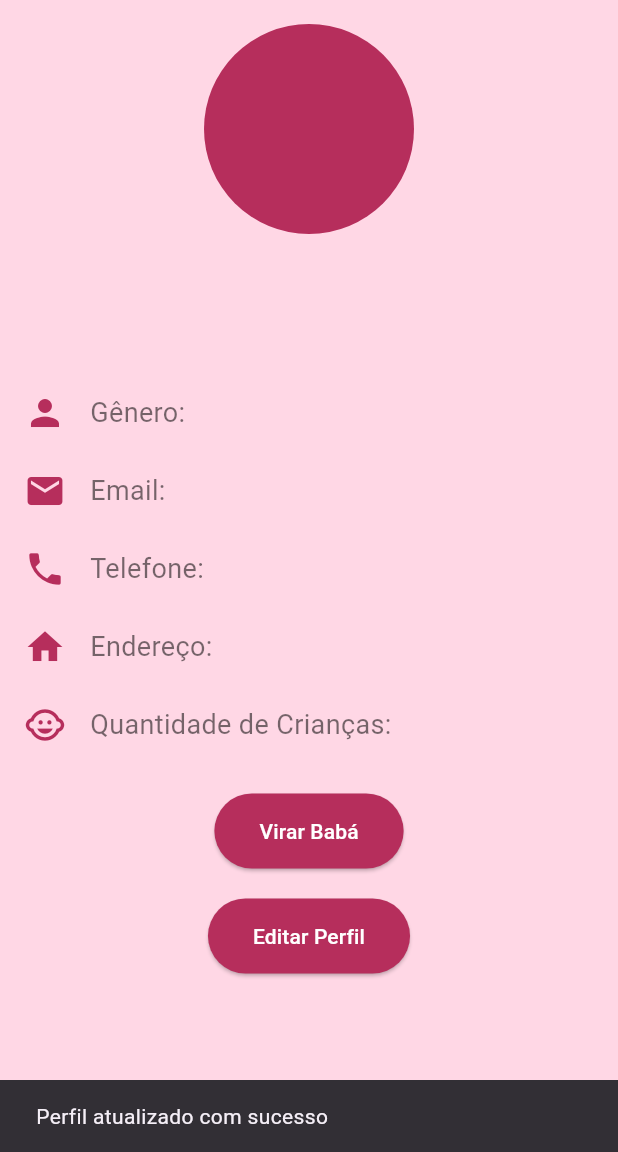
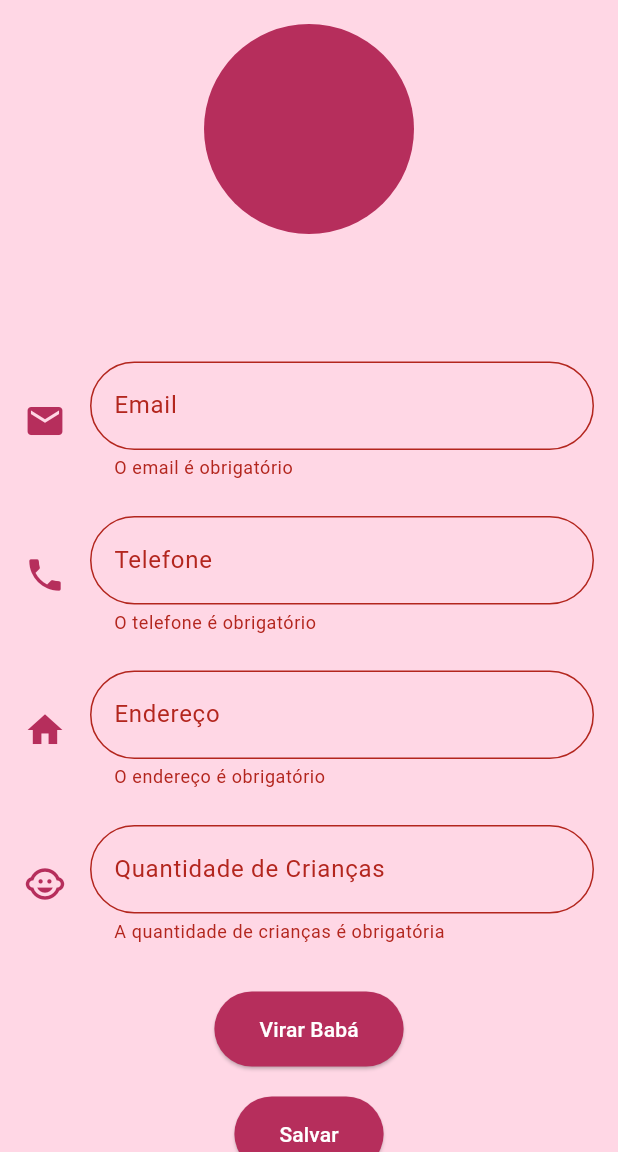
Before and after one commit to GabiiSmithh/BabysitterApp, a Flutter app: the TutorProfileScreen screen opened by its route, after a tap on "Editar Perfil", after a tap on "Salvar", on a phone screen of 412 x 824 dp, the part 84-1236 px from its top. Run offline on Flutter 3.47's test engine with Material 3 defaults, Android fonts, the phone set to English and light mode, and no system bars; our stand-ins replace flutter_masked_text2, shared_preferences; accounts and stored records are empty.

Commit message:
feat: update tutor fix

```diff
--- a/client/lib/profile/tutor_screen.dart
+++ b/client/lib/profile/tutor_screen.dart
@@ -13,8 +13,8 @@ class TutorProfileScreen extends StatefulWidget {
 }
 
 class _TutorProfileScreenState extends State<TutorProfileScreen> {
+  final _formKey = GlobalKey<FormState>();
   String userName = '';
-  String userGender = '';
   String userEmail = '';
   String userCellphone = '';
   String userBirthDate = '';
@@ -59,7 +59,6 @@ class _TutorProfileScreenState extends State<TutorProfileScreen> {
       final userRoles = await ApiService.getRoles();
       setState(() {
         userName = data['name'];
-        userGender = data['gender'];
         userEmail = data['email'];
         phoneController.text = data['cellphone'];
         userBirthDate = data['birthDate'];
@@ -96,8 +95,17 @@ class _TutorProfileScreenState extends State<TutorProfileScreen> {
   }
 
   Future<void> _saveProfile() async {
+    if (_formKey.currentState!.validate()) {
       try {
-      // Implement profile update logic
+        final input = {
+          'email': userEmail,
+          'cellphone': phoneController.text,
+          'childrenCount':
+              int.tryParse(childrenController.text) ?? 0,
+          'address': addressController.text,
+        };
+
+        await TutorProfileService.updateTutorProfile(userId, input);
         _toggleEditing(); // Exit editing mode
         ScaffoldMessenger.of(context).showSnackBar(
           const SnackBar(content: Text('Perfil atualizado com sucesso')),
@@ -106,6 +114,7 @@ class _TutorProfileScreenState extends State<TutorProfileScreen> {
         ScaffoldMessenger.of(context).showSnackBar(
           SnackBar(content: Text('Erro: ${e.toString()}')),
         );
+      }
     }
   }
 
@@ -123,6 +132,8 @@ class _TutorProfileScreenState extends State<TutorProfileScreen> {
           ? const Center(child: CircularProgressIndicator())
           : SingleChildScrollView(
               padding: const EdgeInsets.all(16.0),
+              child: Form(
+                key: _formKey,
                 child: Column(
                   mainAxisAlignment: MainAxisAlignment.center,
                   crossAxisAlignment: CrossAxisAlignment.center,
@@ -150,26 +161,83 @@ class _TutorProfileScreenState extends State<TutorProfileScreen> {
                       textAlign: TextAlign.center,
                     ),
                     const SizedBox(height: 10.0),
-                  const SizedBox(height: 20.0),
-                  _buildProfileField(Icons.person, 'Gênero', userGender,
-                      editable: isEditing),
-                  _buildProfileField(Icons.email, 'Email', userEmail,
-                      editable: isEditing),
                     _buildProfileField(
-                      Icons.phone, 'Telefone', phoneController.text,
-                      editable: isEditing),
+                      Icons.email,
+                      'Email',
+                      userEmail,
+                      editable: isEditing,
+                      validator: (value) {
+                        if (value == null || value.isEmpty) {
+                          return 'O email é obrigatório';
+                        }
+                        if (!RegExp(r'\S+@\S+\.\S+').hasMatch(value)) {
+                          return 'Informe um email válido';
+                        }
+                        return null;
+                      },
+                      onChanged: (newValue) {
+                        userEmail = newValue;
+                      },
+                    ),
                     _buildProfileField(
-                      Icons.home, 'Endereço', addressController.text,
-                      editable: isEditing),
-                  _buildProfileField(Icons.child_care, 'Quantidade de Crianças',
+                      Icons.phone,
+                      'Telefone',
+                      phoneController.text,
+                      editable: isEditing,
+                      validator: (value) {
+                        if (value == null || value.isEmpty) {
+                          return 'O telefone é obrigatório';
+                        }
+                        if (!RegExp(r'\(\d{2}\)\d{5}-\d{4}').hasMatch(value)) {
+                          return 'Informe um telefone válido';
+                        }
+                        return null;
+                      },
+                      onChanged: (newValue) {
+                        phoneController.text = newValue;
+                      },
+                    ),
+                    _buildProfileField(
+                      Icons.home,
+                      'Endereço',
+                      addressController.text,
+                      editable: isEditing,
+                      validator: (value) {
+                        if (value == null || value.isEmpty) {
+                          return 'O endereço é obrigatório';
+                        }
+                        return null;
+                      },
+                      onChanged: (newValue) {
+                        addressController.text = newValue;
+                      },
+                    ),
+                    _buildProfileField(
+                      Icons.child_care,
+                      'Quantidade de Crianças',
                       childrenController.text,
-                      editable: isEditing),
+                      editable: isEditing,
+                      validator: (value) {
+                        if (value == null || value.isEmpty) {
+                          return 'A quantidade de crianças é obrigatória';
+                        }
+                        final intValue = int.tryParse(value);
+                        if (intValue == null || intValue < 0) {
+                          return 'Informe um número válido de crianças';
+                        }
+                        return null;
+                      },
+                      onChanged: (newValue) {
+                        childrenController.text = newValue;
+                      },
+                    ),
                     const SizedBox(height: 20.0),
                     if (!isTutor || !isBabysitter) ...[
                       ElevatedButton(
                         onPressed: _becomeBabysitter,
                         style: ElevatedButton.styleFrom(
-                        backgroundColor: const Color.fromARGB(255, 182, 46, 92),
+                          backgroundColor:
+                              const Color.fromARGB(255, 182, 46, 92),
                           padding: const EdgeInsets.symmetric(
                               vertical: 15.0, horizontal: 30.0),
                           shape: RoundedRectangleBorder(
@@ -201,11 +269,18 @@ class _TutorProfileScreenState extends State<TutorProfileScreen> {
                   ],
                 ),
               ),
+            ),
     );
   }
 
-  Widget _buildProfileField(IconData icon, String label, String value,
-      {bool editable = false}) {
+  Widget _buildProfileField(
+    IconData icon,
+    String label,
+    String value, {
+    required bool editable,
+    String? Function(String?)? validator,
+    required void Function(String) onChanged,
+  }) {
     return Padding(
       padding: const EdgeInsets.symmetric(vertical: 12.0),
       child: Row(
@@ -217,25 +292,8 @@ class _TutorProfileScreenState extends State<TutorProfileScreen> {
             child: editable
                 ? TextFormField(
                     initialValue: value,
-                    onChanged: (newValue) {
-                      switch (label) {
-                        case 'Gênero':
-                          userGender = newValue;
-                          break;
-                        case 'Email':
-                          userEmail = newValue;
-                          break;
-                        case 'Telefone':
-                          phoneController.text = newValue;
-                          break;
-                        case 'Endereço':
-                          addressController.text = newValue;
-                          break;
-                        case 'Quantidade de Crianças':
-                          childrenController.text = newValue;
-                          break;
-                      }
-                    },
+                    onChanged: onChanged,
+                    validator: validator,
                     decoration: InputDecoration(
                       labelText: label,
                       border: OutlineInputBorder(
```
Also changed, not shown: client/lib/profile/become_tutor_screen.dart (+22 -0 lines), client/lib/profile/tutor_profile_service.dart (+17 -1 lines). Lines whose indentation alone changed are shown as unchanged.
